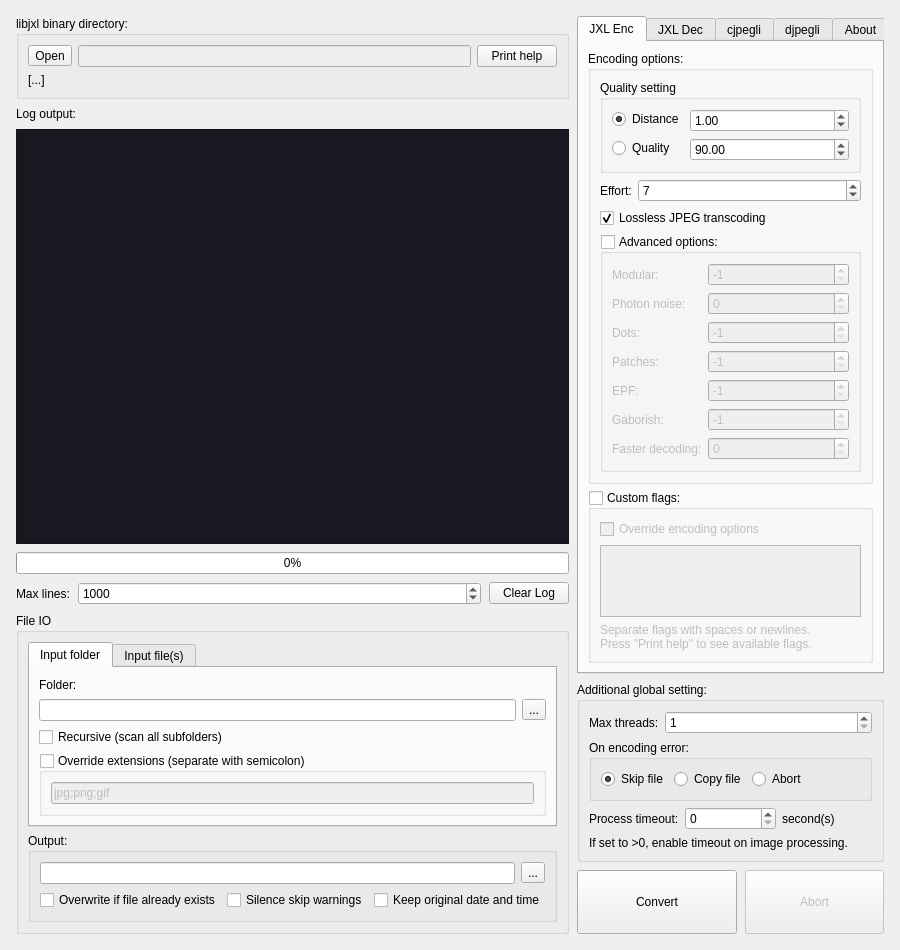
Before: the Qt Designer form mainwindow.ui in kampidh/jxl-batch-converter, drawn with Qt 5.
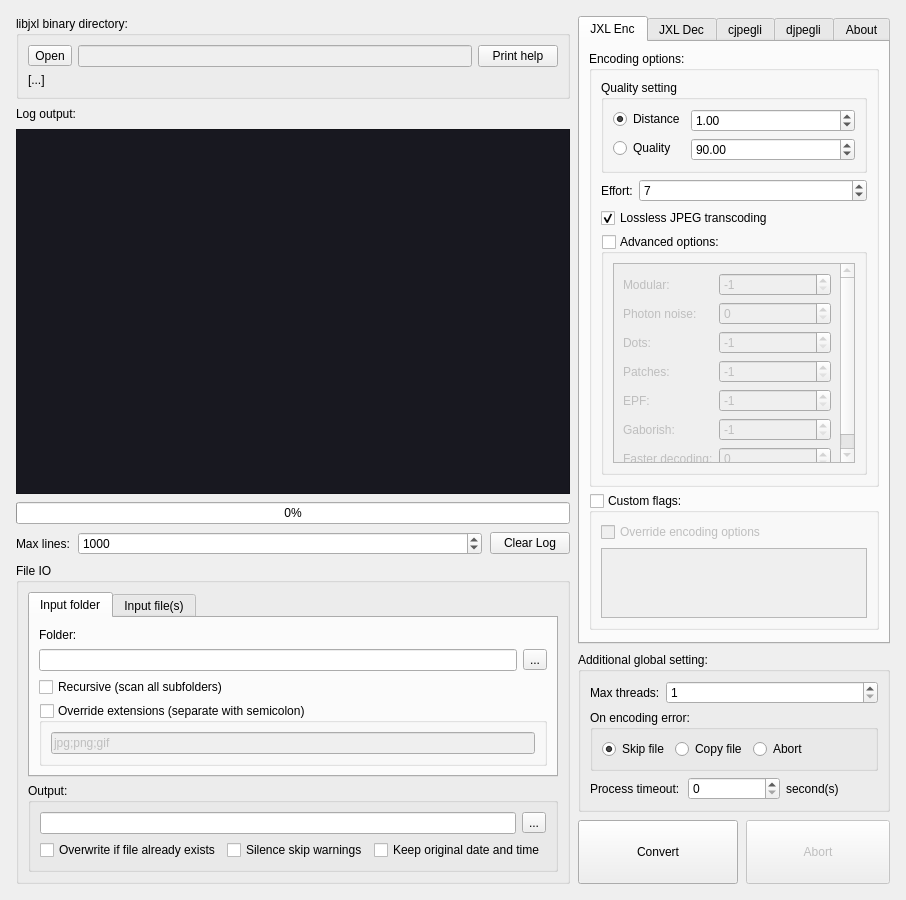
After: the same form once the commit is applied.

Commit message: Squeeze height a bit more to comply with smaller screens

```diff
--- a/mainwindow.ui
+++ b/mainwindow.ui
@@ -6,7 +6,7 @@
    <rect>
     <x>0</x>
     <y>0</y>
-    <width>900</width>
+    <width>906</width>
     <height>900</height>
    </rect>
   </property>
@@ -581,6 +581,19 @@
                </property>
                <layout class="QVBoxLayout" name="verticalLayout_6">
                 <item>
+                 <widget class="QScrollArea" name="scrollArea">
+                  <property name="widgetResizable">
+                   <bool>true</bool>
+                  </property>
+                  <widget class="QWidget" name="scrollAreaWidgetContents">
+                   <property name="geometry">
+                    <rect>
+                     <x>0</x>
+                     <y>0</y>
+                     <width>223</width>
+                     <height>229</height>
+                    </rect>
+                   </property>
                  <layout class="QFormLayout" name="formLayout_2">
                   <item row="0" column="0">
                    <widget class="QLabel" name="label_2">
@@ -714,6 +727,8 @@
                    </widget>
                   </item>
                  </layout>
+                  </widget>
+                 </widget>
                 </item>
                </layout>
               </widget>
@@ -757,19 +772,12 @@
                  <height>0</height>
                 </size>
                </property>
-               <property name="sizeAdjustPolicy">
-                <enum>QAbstractScrollArea::AdjustToContents</enum>
-               </property>
-              </widget>
-             </item>
-             <item>
-              <widget class="QLabel" name="label_10">
-               <property name="text">
+               <property name="toolTip">
                 <string>Separate flags with spaces or newlines.
 Press &quot;Print help&quot; to see available flags.</string>
                </property>
-               <property name="wordWrap">
-                <bool>true</bool>
+               <property name="sizeAdjustPolicy">
+                <enum>QAbstractScrollArea::AdjustToContents</enum>
                </property>
               </widget>
              </item>
@@ -1288,13 +1296,6 @@
            </item>
           </layout>
          </item>
-         <item>
-          <widget class="QLabel" name="label_19">
-           <property name="text">
-            <string>If set to &gt;0, enable timeout on image processing.</string>
-           </property>
-          </widget>
-         </item>
         </layout>
        </widget>
       </item>
```
Left out of the diff: 3 changed lines with no effect on the pictures. Lines whose indentation alone changed are shown as unchanged. The commit also changes 1 other file.
